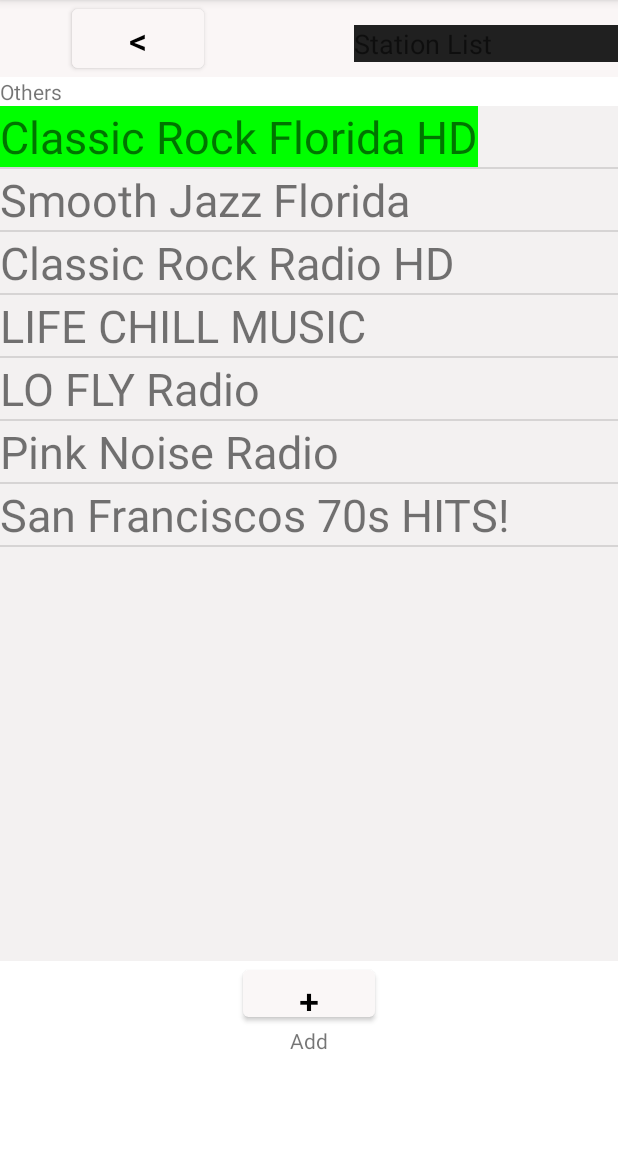
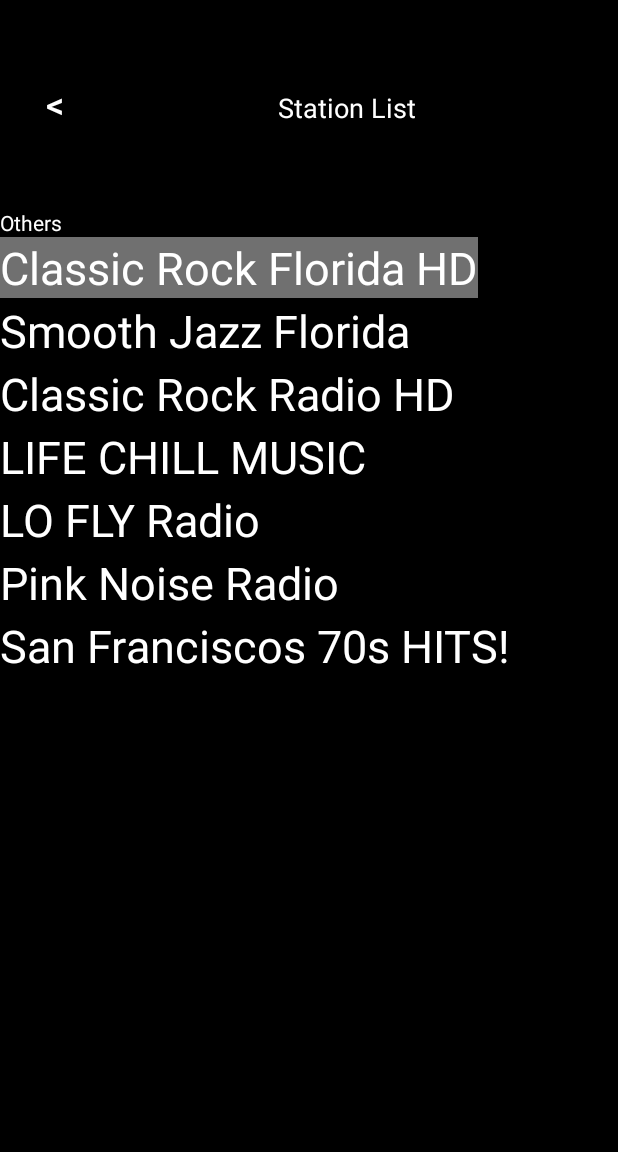
Before and after one commit to savelyevlad/Radio-Demo, an Android app: the screen it shows after launch (MainActivity), after a tap on an icon or button, on a phone screen of 412 x 824 dp, the part 84-1236 px from its top. Run offline under Robolectric (Android 15) with nearby library versions, the phone set to English and light mode, and no system bars; libraries missing offline, so code that uses them is left out: wseemann.media; 4 statements that could not run were skipped; 1 other tap on this screen came first.

Commit message:
production 1

```diff
--- a/app/src/main/java/com/savelyevlad/radiodemo/adapters/RadioStationAdapter.java
+++ b/app/src/main/java/com/savelyevlad/radiodemo/adapters/RadioStationAdapter.java
@@ -1,6 +1,7 @@
 package com.savelyevlad.radiodemo.adapters;
 
 import android.content.Context;
+import android.graphics.Color;
 import android.view.LayoutInflater;
 import android.view.View;
 import android.view.ViewGroup;
@@ -52,7 +53,7 @@ public class RadioStationAdapter extends BaseAdapter {
         int curr = StationList.getNowPlayingId();
 
         if (position == curr) {
-            view.findViewById(R.id.list_item).setBackgroundColor(0xFF00FF00);
+            view.findViewById(R.id.list_item).setBackgroundColor(Color.parseColor("#707070"));
         }
         else {
             view.findViewById(R.id.list_item).setBackgroundColor(0);
--- a/app/src/main/res/layout/fragment_station_list.xml
+++ b/app/src/main/res/layout/fragment_station_list.xml
@@ -9,39 +9,42 @@
     <LinearLayout
         android:layout_width="match_parent"
         android:layout_height="match_parent"
-        android:orientation="vertical">
+        android:orientation="vertical"
+        android:weightSum="50">
 
         <LinearLayout
             android:layout_width="match_parent"
-            android:layout_height="51dp"
-            android:background="#FAF6F6"
-            android:orientation="horizontal">
-
-            <LinearLayout
-                android:layout_width="48dp"
-                android:layout_height="match_parent"
-                android:orientation="horizontal"></LinearLayout>
+            android:layout_height="match_parent"
+            android:background="@color/black"
+            android:orientation="horizontal"
+            android:layout_weight="40"
+            android:weightSum="10">
 
             <Button
                 android:id="@+id/buttonReturnBack"
                 android:layout_width="wrap_content"
                 android:layout_height="match_parent"
+                android:layout_weight="0.3"
+                android:backgroundTint="@color/black"
                 android:text="@string/back"
-                android:textColor="@color/black"
+                android:textColor="@color/white"
                 android:textSize="24sp"
-                android:backgroundTint="#FAF6F6"/>
+                app:tint = "@color/white"/>
 
             <LinearLayout
-                android:layout_width="100dp"
+                android:layout_width="match_parent"
                 android:layout_height="match_parent"
-                android:orientation="horizontal"></LinearLayout>
+                android:orientation="horizontal"
+                android:layout_weight="6"
+                android:background="@color/black">
+            </LinearLayout>
 
             <TextView
-                android:id="@+id/textView3"
-                android:layout_width="219dp"
+                android:id="@+id/textView6"
+                android:layout_width="match_parent"
                 android:layout_height="wrap_content"
-                android:layout_weight="1"
-                android:background="?attr/actionMenuTextColor"
+                android:layout_weight="4"
+                android:textColor="@color/white"
                 android:text="Station List"
                 android:textSize="18sp" />
 
@@ -51,59 +54,31 @@
             android:id="@+id/textView5"
             android:layout_width="match_parent"
             android:layout_height="wrap_content"
-            android:text="Others" />
+            android:text="Others"
+            android:textColor="@color/white"
+            android:background="@color/black"/>
 
         <LinearLayout
             android:layout_width="match_parent"
-            android:layout_height="570dp"
-            android:background="#F3E7E7"
-            android:orientation="vertical">
+            android:layout_height="match_parent"
+            android:background="@color/black"
+            android:orientation="vertical"
+            android:layout_weight="10">
 
             <ListView
+                android:backgroundTint="@color/black"
                 android:id="@+id/list_of_stations"
                 android:layout_width="match_parent"
-                android:layout_height="579dp"
+                android:layout_height="match_parent"
                 android:background="#F3F1F1"
-                android:cacheColorHint="#FFFFFF">
+                android:cacheColorHint="#FFFFFF"
+                android:listSelector="#707070">
 
             </ListView>
 
         </LinearLayout>
 
-        <LinearLayout
-            android:layout_width="match_parent"
-            android:layout_height="43dp"
-            android:orientation="horizontal">
 
-            <LinearLayout
-                android:layout_width="162dp"
-                android:layout_height="32dp"
-                android:orientation="horizontal">
-
-            </LinearLayout>
-
-            <Button
-                android:id="@+id/button"
-                android:layout_width="wrap_content"
-                android:layout_height="wrap_content"
-                android:text="+"
-                android:textAllCaps="true"
-                android:textColor="#000000"
-                android:textColorHint="#2A000000"
-                android:textIsSelectable="false"
-                android:textSize="24sp"
-                app:backgroundTint="#FAF7F7"
-                app:iconTint="#1B0505"
-                app:rippleColor="#040000" />
-
-        </LinearLayout>
-
-        <TextView
-            android:id="@+id/textView4"
-            android:layout_width="match_parent"
-            android:layout_height="wrap_content"
-            android:textAlignment="center"
-            android:text="Add"/>
 
     </LinearLayout>
 
--- a/app/src/main/res/layout/station_list_item.xml
+++ b/app/src/main/res/layout/station_list_item.xml
@@ -2,7 +2,8 @@
 <LinearLayout xmlns:android="http://schemas.android.com/apk/res/android"
     android:layout_width="match_parent"
     android:layout_height="wrap_content"
-    android:orientation="vertical">
+    android:orientation="vertical"
+    android:background="@color/black">
 
     <TextView
         android:id="@+id/list_item"
@@ -10,7 +11,8 @@
         android:layout_height="wrap_content"
         android:textSize="30sp"
         android:maxLines="1"
-        android:text="" />
+        android:text=""
+        android:textColor="@color/white"/>
 
     <!--    <TextView-->
     <!--        android:id="@+id/list_name"-->
```
Also changed, not shown: app/src/main/java/com/savelyevlad/radiodemo/MainActivity.java (+19 -1 lines), app/src/main/res/drawable/ic_menu.xml (added, +11 -0 lines), app/src/main/res/layout/fragment_main.xml (+39 -21 lines). Lines whose indentation alone changed are shown as unchanged.
